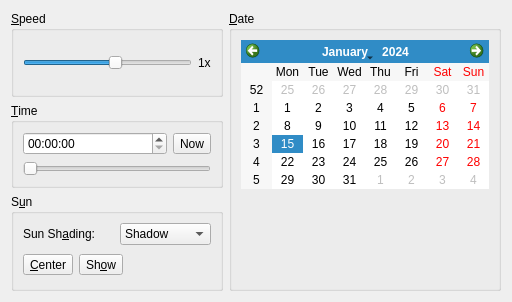
KDE/marble, file src/lib/SunControlWidget.ui: the form before one commit.
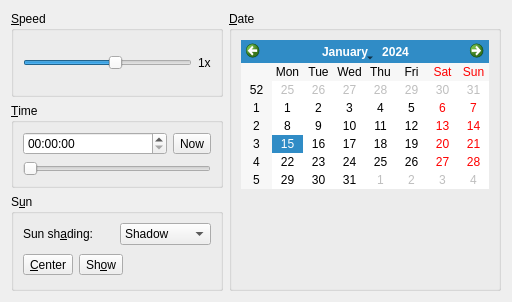
The form after the commit.

What changed in the file:
```diff
--- a/src/lib/SunControlWidget.ui
+++ b/src/lib/SunControlWidget.ui
@@ -133,7 +133,7 @@
         <item>
          <widget class="QLabel" name="label" >
           <property name="text" >
-           <string>Sun Sh&amp;ading:</string>
+           <string>Sun sh&amp;ading:</string>
           </property>
           <property name="buddy" >
            <cstring>sunShadingComboBox</cstring>
```
Left out of the diff: 2 changed lines with no effect on the pictures.
